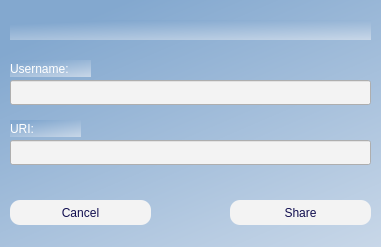
Before: the Qt Designer form Login/dialogshare.ui in cosimo265598/Edilive, drawn with Qt 5.
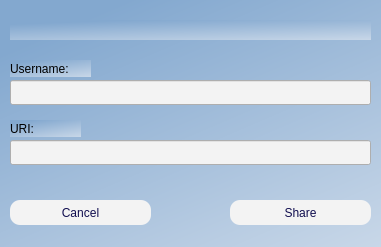
After: the same form once the commit is applied.

```diff
--- a/Login/dialogshare.ui
+++ b/Login/dialogshare.ui
@@ -45,8 +45,7 @@
     </rect>
    </property>
    <property name="styleSheet">
-    <string notr="true">background-color: &quot;transparent&quot;;
-color: rgb(255, 255, 255);</string>
+    <string notr="true">background-color: &quot;transparent&quot;;</string>
    </property>
    <property name="text">
     <string>Username:</string>
@@ -63,7 +62,7 @@
    </property>
    <property name="styleSheet">
     <string notr="true">background-color: &quot;transparent&quot;;
-color: rgb(255, 255, 255);</string>
+</string>
    </property>
    <property name="text">
     <string>URI: </string>
```
